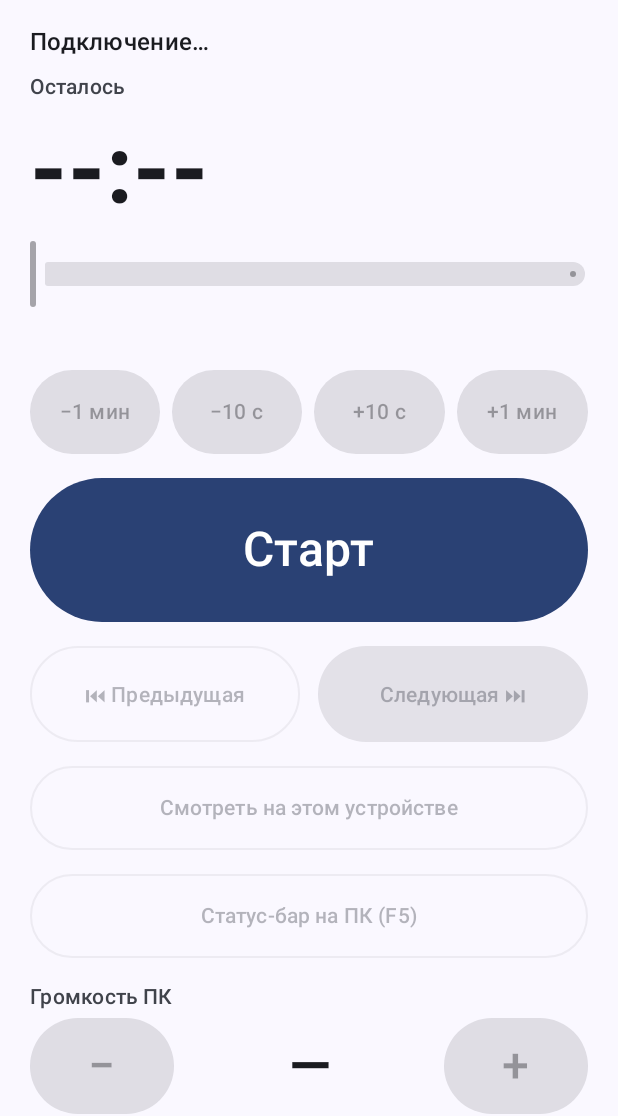
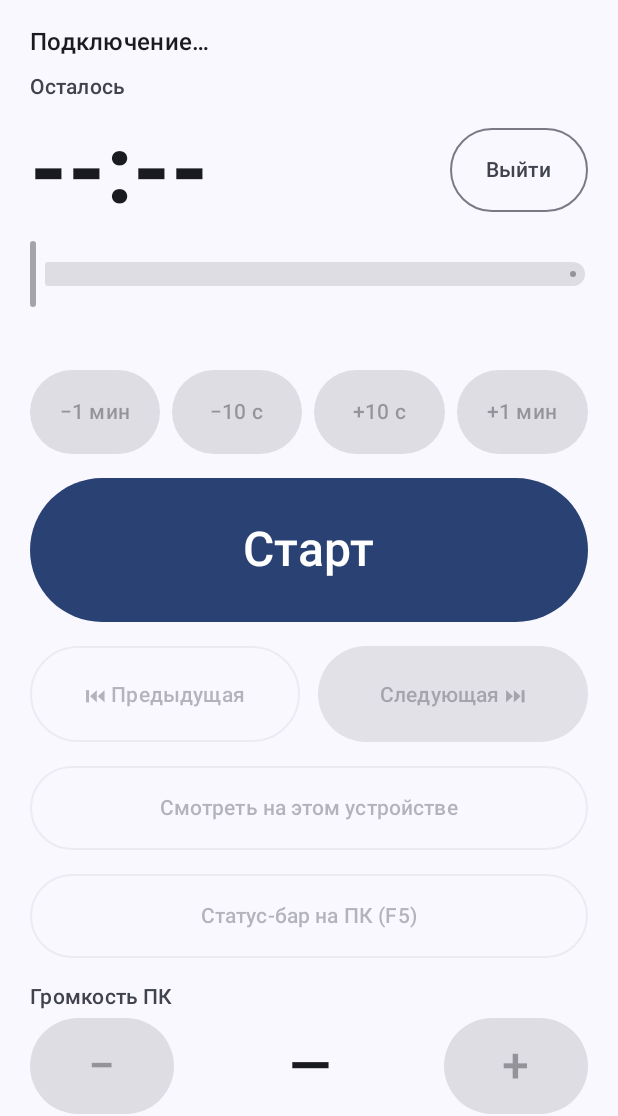
Before and after one commit to des1roer/volume_switch, an Android app built with Jetpack Compose: the screen it shows after launch (MainActivity), on a phone screen of 412 x 824 dp, the part 120-1236 px from its top. Run offline under Robolectric (Android 15) with nearby library versions, the phone set to English and light mode, and no system bars; network calls fail; 1 statement that could not run was skipped.

Commit message:
Add an exit button to the Android remote

```diff
--- a/android/app/build.gradle.kts
+++ b/android/app/build.gradle.kts
@@ -12,8 +12,8 @@ android {
         applicationId = "com.des1roer.volumeremote"
         minSdk = 33
         targetSdk = 35
-        versionCode = 9
-        versionName = "1.8"
+        versionCode = 10
+        versionName = "1.9"
 
         ndk {
             abiFilters += "arm64-v8a"
--- a/android/app/src/main/java/com/des1roer/volumeremote/MainActivity.kt
+++ b/android/app/src/main/java/com/des1roer/volumeremote/MainActivity.kt
@@ -31,7 +31,7 @@ class MainActivity : ComponentActivity() {
         setContent {
             val ui by Remote.state.collectAsState()
             RemoteTheme {
-                RemoteScreen(ui)
+                RemoteScreen(ui, onExit = ::exit)
             }
         }
         if (checkSelfPermission(Manifest.permission.POST_NOTIFICATIONS) != PackageManager.PERMISSION_GRANTED) {
@@ -48,6 +48,11 @@ class MainActivity : ComponentActivity() {
     override fun onStop() {
         Remote.release()
         super.onStop()
+    }
+
+    private fun exit() {
+        stopService(Intent(this, RemoteService::class.java))
+        finishAndRemoveTask()
     }
 
     override fun onKeyDown(keyCode: Int, event: KeyEvent): Boolean = when {
--- a/android/app/src/main/java/com/des1roer/volumeremote/RemoteScreen.kt
+++ b/android/app/src/main/java/com/des1roer/volumeremote/RemoteScreen.kt
@@ -51,7 +51,7 @@ import androidx.lifecycle.repeatOnLifecycle
 import kotlinx.coroutines.delay
 
 @Composable
-fun RemoteScreen(ui: UiState) {
+fun RemoteScreen(ui: UiState, onExit: () -> Unit) {
     val status = ui.status
     Scaffold { padding ->
         Column(
@@ -72,7 +72,7 @@ fun RemoteScreen(ui: UiState) {
                 )
             }
 
-            Playback(status)
+            Playback(status, onExit)
 
             Button(
                 onClick = Remote::playPause,
@@ -193,7 +193,7 @@ private fun ServerField(server: String, onSave: (String) -> Unit) {
 }
 
 @Composable
-private fun Playback(status: Status?) {
+private fun Playback(status: Status?, onExit: () -> Unit) {
     val title = when {
         status == null -> "Подключение…"
         !status.mpcOnline -> "MPC-HC не запущен"
@@ -217,11 +217,20 @@ private fun Playback(status: Status?) {
             style = MaterialTheme.typography.labelLarge,
             color = MaterialTheme.colorScheme.onSurfaceVariant,
         )
-        Text(
-            text = if (active) formatTime(duration - position) else "--:--",
-            fontSize = 64.sp,
-            fontWeight = FontWeight.Bold,
-        )
+        Row(verticalAlignment = Alignment.CenterVertically) {
+            Text(
+                text = if (active) formatTime(duration - position) else "--:--",
+                fontSize = 64.sp,
+                fontWeight = FontWeight.Bold,
+                modifier = Modifier.weight(1f),
+            )
+            OutlinedButton(
+                onClick = onExit,
+                modifier = Modifier.height(56.dp),
+            ) {
+                Text("Выйти")
+            }
+        }
         SeekSlider(
             positionMs = position,
             durationMs = duration,
```
Also changed, not shown: 3 other files.
